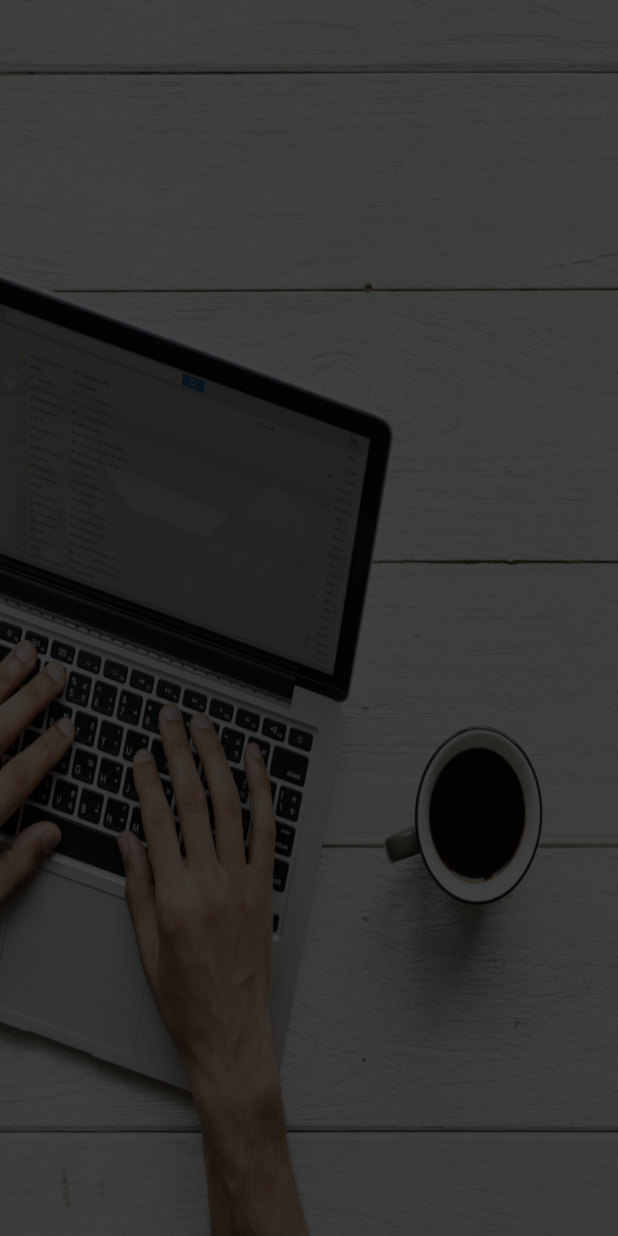
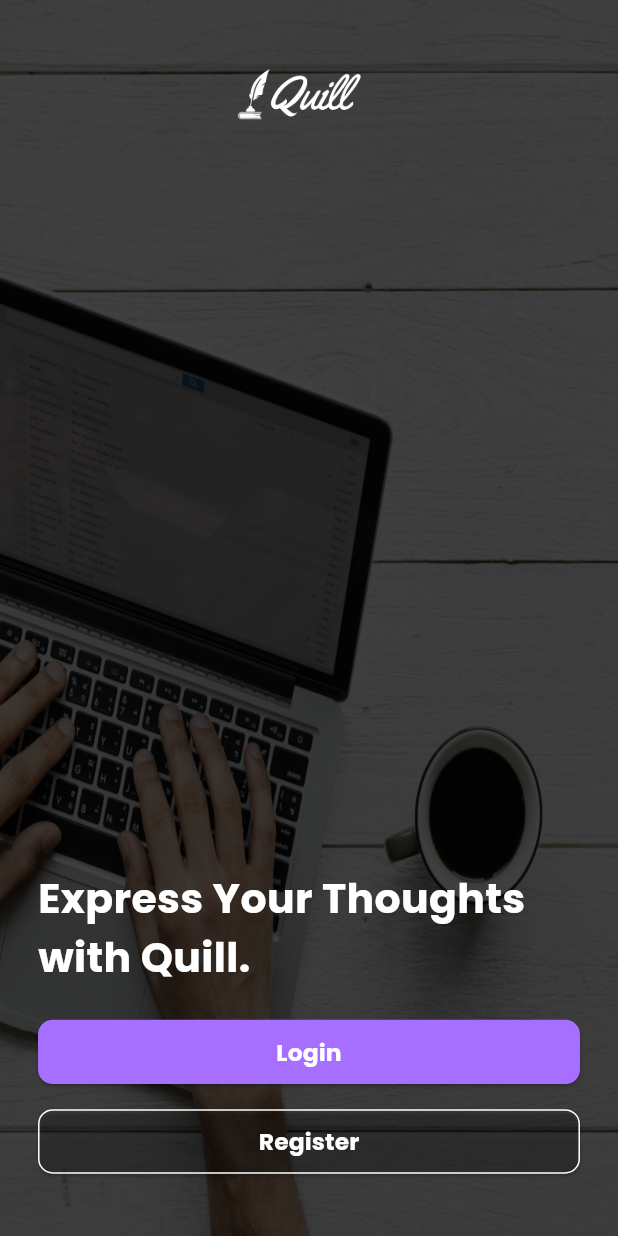
Before and after one commit to TheScriptRailoth/Blogs-App, a Flutter app: the Auth screen opened by its route, on a phone screen of 412 x 824 dp. Run offline on Flutter 3.47's test engine with Material 2 defaults, Android fonts, the phone set to English and light mode, and no system bars; our stand-ins replace auto_route, flutter_screenutil, google_fonts, smooth_page_indicator, velocity_x; missing offline and left inert: animation_wrappers.

Commit message:
QUILL: Updated Auth UI
Signed-off-by: Ashutosh <am3718440@gmail.com>

```diff
--- a/lib/presentation/screens/auth/widgets/auth.dart
+++ b/lib/presentation/screens/auth/widgets/auth.dart
@@ -16,6 +16,45 @@ class _AuthState extends State<Auth> {
       ),
       child: Scaffold(
         backgroundColor: Colors.transparent,
+        body: SafeArea(
+            child: Padding(
+              padding:  EdgeInsets.symmetric(horizontal: 24.w),
+              child: Column(
+                crossAxisAlignment: CrossAxisAlignment.start,
+                children: [
+                    Center(child: Image.asset('assets/images/Quill_logo_white_without_bg.png', height: 150.h)),
+                  Spacer(),
+                  Text("Express Your Thoughts \nwith Quill.", style: TextStyle(color: Colors.white, fontSize: 28.sp, fontWeight: FontWeight.bold),),
+                  SizedBox(height: 20.h,),
+                  ElevatedButton(
+                      onPressed: (){},
+                      style: ElevatedButton.styleFrom(
+                          backgroundColor: MyColors.primaryColor,
+                          minimumSize: Size(MediaQuery.sizeOf(context).width.w, 44.h),
+                          shape: RoundedRectangleBorder(
+                              borderRadius: BorderRadius.circular(10.r)
+                          )
+                      ),
+                      child: Text("Login",style:TextStyle(fontSize: 16.sp, fontWeight: FontWeight.w700, color: Colors.white),)
+                  ),
+                  SizedBox(height: 12.h,),
+                  ElevatedButton(
+                      onPressed: (){},
+                      style: ElevatedButton.styleFrom(
+                          backgroundColor: Colors.transparent,
+                          minimumSize: Size(MediaQuery.sizeOf(context).width.w, 44.h),
+                          shape: RoundedRectangleBorder(
+                            side: BorderSide(color: Colors.white),
+                              borderRadius: BorderRadius.circular(10.r)
+                          )
+                      ),
+                      child: Text("Register",style:TextStyle(fontSize: 16.sp, fontWeight: FontWeight.w700, color: Colors.white),)
+                  ),
+                  SizedBox(height: 40.h,)
+                ],
+              ),
+            ),
+          ),
       ),
     );
   }
--- a/lib/presentation/screens/auth/widgets/auth_imports.dart
+++ b/lib/presentation/screens/auth/widgets/auth_imports.dart
@@ -1,4 +1,7 @@
 import 'package:auto_route/annotations.dart';
 import 'package:flutter/material.dart';
+import 'package:flutter_screenutil/flutter_screenutil.dart';
+
+import '../../../../core/constants/my_colors.dart';
 part 'auth.dart';
 part 'auth_view_models.dart';
```
Also changed, not shown: assets/images/Quill_logo_white_without_bg.png (added).
